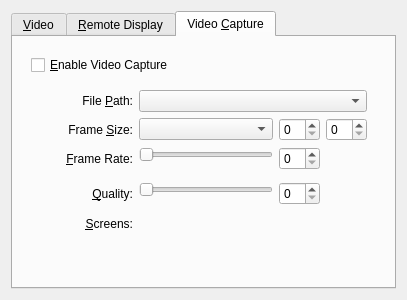
The window that vbox/src/VBox/Frontends/VirtualBox/src/settings/machine/UIMachineSettingsDisplay.ui (jljuxgm/vboxgit) describes before a commit, drawn with Qt 5.
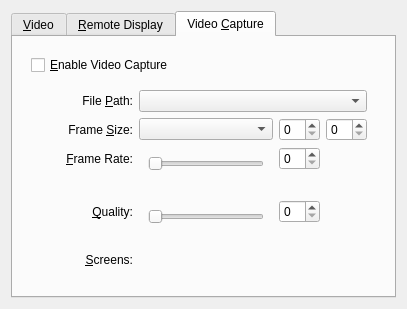
The same window after the commit. The open tabs and pages were chosen to show the change. Custom widgets are drawn as their Qt base class.

Commit message:
commit_46621 ------------------------------------------------------------------------ r46621 | vboxsync | 2013-06-18 20:13:20 +0800 (Tue, 18 Jun 2013) | 1 line
FE/Qt: Machine settings: Display page: Video Capture tab: Allow to edit *screens* option while video-recording is active at runtime.
------------------------------------------------------------------------

```diff
--- a/vbox/src/VBox/Frontends/VirtualBox/src/settings/machine/UIMachineSettingsDisplay.ui
+++ b/vbox/src/VBox/Frontends/VirtualBox/src/settings/machine/UIMachineSettingsDisplay.ui
@@ -476,7 +476,8 @@
               </widget>
              </item>
              <item row="2" column="1" rowspan="2">
-              <layout class="QGridLayout" name="m_pSliderLayoutVideoCaptureFrameRate">
+              <widget class="QWidget" name="m_pContainerSliderVideoCaptureFrameRate">
+               <layout class="QGridLayout" name="m_pContainerLayoutSliderVideoCaptureFrameRate">
                <property name="spacing">
                 <number>0</number>
                </property>
@@ -510,6 +511,7 @@
                 <widget class="QLabel" name="m_pLabelVideoCaptureFrameRateMax"/>
                </item>
               </layout>
+              </widget>
              </item>
              <item row="2" column="2">
               <widget class="QSpinBox" name="m_pEditorVideoCaptureFrameRate">
@@ -535,7 +537,8 @@
               </widget>
              </item>
              <item row="4" column="1" rowspan="2">
-              <layout class="QGridLayout" name="m_pSliderLayoutVideoCaptureQuality">
+              <widget class="QWidget" name="m_pContainerSliderVideoCaptureQuality">
+               <layout class="QGridLayout" name="m_pContainerLayoutSliderVideoCaptureQuality">
                <property name="spacing">
                 <number>0</number>
                </property>
@@ -585,6 +588,7 @@
                 <widget class="QLabel" name="m_pLabelVideoCaptureQualityMax"/>
                </item>
               </layout>
+              </widget>
              </item>
              <item row="4" column="2">
               <widget class="QSpinBox" name="m_pEditorVideoCaptureBitRate">
```
Lines whose indentation alone changed are shown as unchanged. The commit also changes 1 other file.
